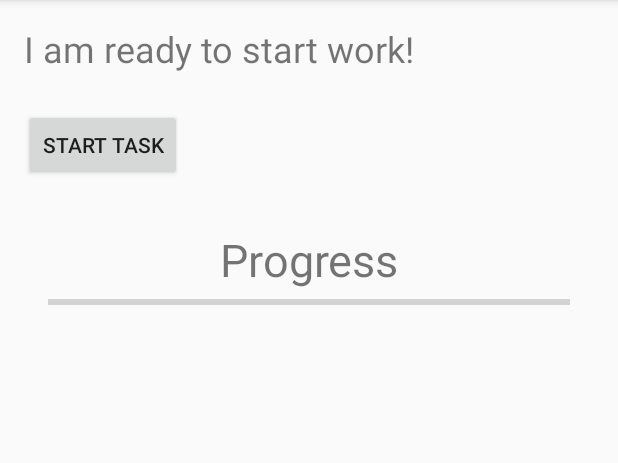
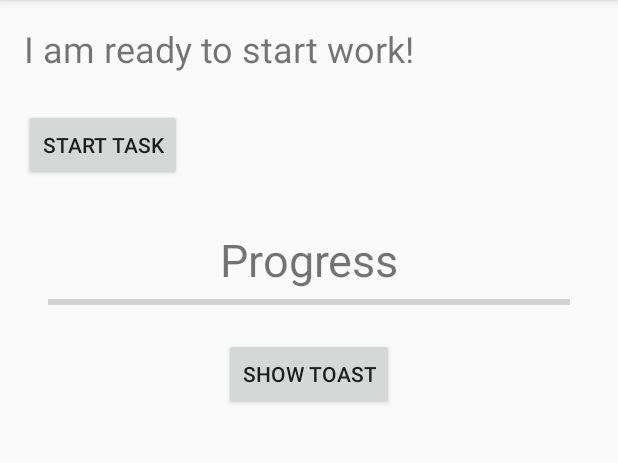
Before and after one commit to AliAdil/ExperimentProject, an Android app: the AsyncTaskExperiment screen opened directly, with no data from a screen before it, on a phone screen of 412 x 824 dp, the part 84-547 px from its top. Run offline under Robolectric (Android 15) with nearby library versions, the phone set to English and light mode, and no system bars.

Commit message:
Toast implementation with different Gravity Set

```diff
--- a/app/src/main/java/com/softnology/experimentproject/AsyncTaskExperiment.java
+++ b/app/src/main/java/com/softnology/experimentproject/AsyncTaskExperiment.java
@@ -5,7 +5,9 @@ import android.content.Intent;
 import android.os.AsyncTask;
 import android.os.Bundle;
 import android.os.CountDownTimer;
+import android.view.Gravity;
 import android.view.View;
+import android.widget.Button;
 import android.widget.ProgressBar;
 import android.widget.TextView;
 import android.widget.Toast;
@@ -15,6 +17,7 @@ import androidx.appcompat.app.AppCompatActivity;
 
 import java.lang.ref.SoftReference;
 import java.lang.ref.WeakReference;
+import java.util.ArrayList;
 import java.util.Arrays;
 import java.util.Random;
 
@@ -25,6 +28,10 @@ public class AsyncTaskExperiment extends AppCompatActivity {
     private TextView textViewProgress = null;
     private ProgressBar progressBar;
     Integer count =1;
+    private Toast toast, toast2,toast3,toast4,toast5;
+    private Context context;
+    private  int duration;
+    private ArrayList<CharSequence> charSequence;
 
     @Override
     protected void onCreate(Bundle savedInstanceState) {
@@ -33,7 +40,44 @@ public class AsyncTaskExperiment extends AppCompatActivity {
         mTextView = findViewById(R.id.textView1);
         textViewProgress = findViewById(R.id.TextView_Progress);
         progressBar = (ProgressBar) findViewById(R.id.Progressbar);
+        Button showToast =  findViewById(R.id.btn_showToast);
         progressBar.setProgress(0);
+        context = getApplicationContext();
+        charSequence = new ArrayList<>();
+        for (int i = 0 ; i < 5 ; i ++){
+            charSequence.add("This is my Toast Test #"+(i+1));
+        }
+
+        duration = Toast.LENGTH_SHORT;
+
+        showToast.setOnClickListener(new View.OnClickListener() {
+            @Override
+            public void onClick(View v) {
+                toast = Toast.makeText(context,charSequence.get(0),duration);
+                toast.setGravity(Gravity.TOP|Gravity.START,0,0);
+                toast.show();
+
+                toast2 = Toast.makeText(context,charSequence.get(1),duration) ;
+                toast2.setGravity(Gravity.BOTTOM|Gravity.END,0,0);
+                toast2.show();
+
+                toast3 = Toast.makeText(context,charSequence.get(2),duration) ;
+                toast3.setGravity(Gravity.CENTER|Gravity.START,0,600);
+                toast3.show();
+
+                toast4 = Toast.makeText(context,charSequence.get(3),duration) ;
+                toast4.setGravity(Gravity.CENTER|Gravity.START,100,-100);
+                toast4.show();
+
+                toast4 = Toast.makeText(context,charSequence.get(4),duration) ;
+                toast4.setGravity(Gravity.TOP|Gravity.START,500,300);
+                toast4.show();
+
+
+            }
+        });
+
+
 
 
         if (savedInstanceState != null) {
@@ -48,6 +92,7 @@ public class AsyncTaskExperiment extends AppCompatActivity {
     }
 
     public void startTask(View view) {
+
         mTextView.setText(R.string.napping);
         count =1;
         Random r = new Random();
--- a/app/src/main/res/layout/activity_async_task.xml
+++ b/app/src/main/res/layout/activity_async_task.xml
@@ -49,4 +49,14 @@
         app:layout_constraintStart_toStartOf="parent"
         app:layout_constraintTop_toBottomOf="@+id/TextView_Progress" />
 
+    <Button
+        android:id="@+id/btn_showToast"
+        android:layout_width="wrap_content"
+        android:layout_height="wrap_content"
+        android:layout_marginTop="16dp"
+        android:text="@string/show_toast"
+        app:layout_constraintEnd_toEndOf="parent"
+        app:layout_constraintStart_toStartOf="parent"
+        app:layout_constraintTop_toBottomOf="@+id/Progressbar" />
+
 </androidx.constraintlayout.widget.ConstraintLayout>
--- a/app/src/main/res/values/strings.xml
+++ b/app/src/main/res/values/strings.xml
@@ -5,4 +5,5 @@
     <string name="napping">zzzZZZzzzzNapping...</string>
     <string name="progress">Progress</string>
     <string name="task_starting">Task is starting</string>
+    <string name="show_toast">Show Toast</string>
 </resources>
```
